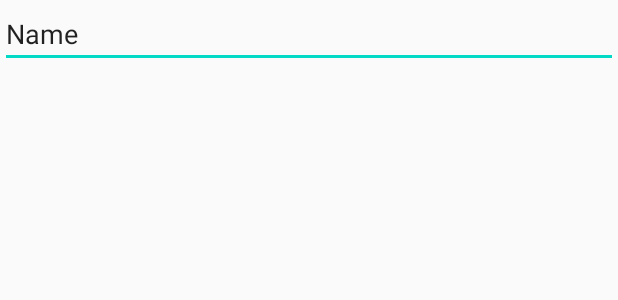
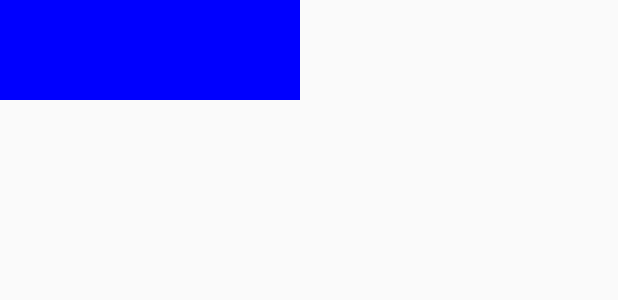
Before and after one commit to jcarter326613/blue-sky-charts, an Android app: the layout activity_main.xml on its own in the app's theme, with its tools: preview values and no code run, on a phone screen of 412 x 824 dp. Shown: the top 300 px of the screen. Run offline under Robolectric (Android 15) with nearby library versions, the phone set to English and light mode, and no system bars.

Commit message:
Still porting

```diff
--- a/vfr-green-app/app/build.gradle
+++ b/vfr-green-app/app/build.gradle
@@ -27,10 +27,10 @@ android {
 dependencies {
     implementation fileTree(dir: "libs", include: ["*.jar"])
     implementation "org.jetbrains.kotlin:kotlin-stdlib:$kotlin_version"
+    implementation 'org.jetbrains.kotlinx:kotlinx-coroutines-core:1.3.7'
     implementation 'androidx.core:core-ktx:1.3.0'
     implementation 'androidx.appcompat:appcompat:1.1.0'
     testImplementation 'junit:junit:4.12'
     androidTestImplementation 'androidx.test.ext:junit:1.1.1'
     androidTestImplementation 'androidx.test.espresso:espresso-core:3.2.0'
-
 }
--- a/vfr-green-app/app/src/main/AndroidManifest.xml
+++ b/vfr-green-app/app/src/main/AndroidManifest.xml
@@ -18,4 +18,5 @@
         </activity>
     </application>
 
+    <uses-permission android:name="android.permission.INTERNET" />
 </manifest>
--- a/vfr-green-app/app/src/main/java/com/blueskycharts/app/MainActivity.kt
+++ b/vfr-green-app/app/src/main/java/com/blueskycharts/app/MainActivity.kt
@@ -8,5 +8,6 @@ class MainActivity : AppCompatActivity() {
     override fun onCreate(savedInstanceState: Bundle?) {
         super.onCreate(savedInstanceState)
         setContentView(R.layout.activity_main)
+
     }
 }
--- a/vfr-green-app/app/src/main/java/com/blueskycharts/app/map/view/NavigableMap2d.kt
+++ b/vfr-green-app/app/src/main/java/com/blueskycharts/app/map/view/NavigableMap2d.kt
@@ -1,107 +1,149 @@
 package com.blueskycharts.app.map.view
 
+import android.content.Context
+import android.graphics.Canvas
+import android.graphics.Color
+import android.graphics.Paint
+import android.graphics.Rect
+import android.net.Uri
+import android.util.AttributeSet
+import android.util.JsonReader
+import android.util.JsonToken
+import android.view.View
+import androidx.annotation.RestrictTo
+import androidx.core.content.res.getStringOrThrow
+import com.blueskycharts.app.R
+import com.blueskycharts.app.coordinates.CoordinateConversion
+import com.blueskycharts.app.coordinates.Point2d
+import com.blueskycharts.app.coordinates.PointGeo
+import com.blueskycharts.app.coordinates.PointWebMercator
+import com.blueskycharts.app.map.models.SubMapModel
 import com.blueskycharts.app.map.resources.TileProvider
+import java.net.URL
+import java.util.*
+import kotlin.concurrent.thread
+import kotlin.math.pow
+import kotlinx.coroutines.*
+import java.io.InputStreamReader
 
-class NavigableMap2d : Map {
+class NavigableMap2d(context: Context, attributes: AttributeSet) : View(context, attributes), Map {
     private val tileProvider: TileProvider;
     private val shadowTileProvider: TileProvider;
-    //private dataProvider: DataProvider;
+    //private val dataProvider: DataProvider;
 
     // Map state variables
     //private context: CanvasRenderingContext2D | null;
-    private mapViews: Collection<SubMapPosition>;
-    private dataOverlayView: SubMapPosition | undefined;
-    private origin2d: PointWebMercator;
-    private mark: PointWebMercator | undefined;
-    private scale: number;
-    private scaleDriver: number;
-    private readonly maxScaleDriver: number;
+    private var mapViews: Collection<SubMapPosition>;
+    private val dataOverlayView: SubMapPosition? = null;
+    private var origin2d: PointWebMercator;
+    private var scale: Double;
+    private var scaleDriver: Float;
+    private val maxScaleDriver: Float = 12F;
 
     // Mouse event variables
-    private isDragging: boolean;
-    private mouseDownClient: Point2d;
-    private mouseDownOrigin2d: Point2d;
-    private touchMoveIdentifier: number;
-    private pinchClientPoint1: Point2d;
-    private pinchClientPoint2: Point2d;
-    private pinchOriginalScale: number;
+    private val isDragging: Boolean;
+    private val mouseDownClient: Point2d;
+    private val mouseDownOrigin2d: Point2d;
+    private val touchMoveIdentifier: Int;
+    private val pinchClientPoint1: Point2d;
+    private val pinchClientPoint2: Point2d;
+    private val pinchOriginalScale: Double;
 
     // html element variables
-    private containerWidth: number;
-    private containerHeight: number;
-    private canvasObjHtml: JQuery<HTMLElement>;
-    private containerDiv: JQuery<HTMLElement>;
+    private var containerWidth: Int;
+    private var containerHeight: Int;
 
-    constructor(elementId: string, mapRoot: string, originLongitude: number | undefined, originLatitude: number | undefined,
-    zoom: number | undefined, markLongitude: number | undefined, markLatitude: number | undefined) {
-
-        // Set all parameterized defaults
-        if ( zoom === undefined ) {
-            this.scaleDriver = 4.25;
-        } else {
-            this.scaleDriver = zoom;
-        }
-        if ( originLongitude !== undefined && originLatitude !== undefined ) {
-            this.origin2d = CoordinateConversion.convertToWebMercator(new PointGeo(originLongitude, originLatitude));
-        } else {
-            this.origin2d = CoordinateConversion.convertToWebMercator(new PointGeo(-98.5795, 39.8283));
-        }
-        if ( markLatitude !== undefined && markLongitude !== undefined ) {
-            if ( zoom === undefined ) {
-                this.scaleDriver = 8;
+    init {
+        val mapRoot: String;
+        context.theme.obtainStyledAttributes(attributes, R.styleable.NavigableMap2d, 0, 0).apply {
+            try {
+                mapRoot = getStringOrThrow(R.styleable.NavigableMap2d_mapRoot)
+                scaleDriver = getFloat(R.styleable.NavigableMap2d_zoom, 4.25F);
+                val originLongitude = getFloat(R.styleable.NavigableMap2d_originLongitude, -98.5795F)
+                val originLatitude = getFloat(R.styleable.NavigableMap2d_originLongitude, 39.8283F)
+                origin2d = CoordinateConversion.convertToWebMercator(PointGeo(originLongitude.toDouble(), originLatitude.toDouble()));
+            } finally {
+                recycle()
             }
-            this.origin2d = CoordinateConversion.convertToWebMercator(new PointGeo(markLongitude, markLatitude));
-            this.mark = this.origin2d;
         }
 
         // Set all constant and derived defaults
-        this.tileProvider = new TileProvider(`${mapRoot}/sectional`);
-        this.shadowTileProvider = new TileProvider(`${mapRoot}/world-shadow`);
-        this.dataProvider = new DataProvider();
-        this.maxScaleDriver = 12;
+        this.tileProvider = TileProvider("${mapRoot}/sectional");
+        this.shadowTileProvider = TileProvider("${mapRoot}/world-shadow");
+        /*
+        this.dataProvider = DataProvider();
+         */
         if ( this.scaleDriver > this.maxScaleDriver ) {
             this.scaleDriver = this.maxScaleDriver;
         } else if (this.scaleDriver < 0) {
-            this.scaleDriver = 0;
+            this.scaleDriver = 0.0F;
         }
-        this.scale = 0;
+        this.scale = 0.0;
         this.updateScale();
         this.containerWidth = 0;
         this.containerHeight = 0;
 
-        this.mouseDownClient = new Point2d();
-        this.mouseDownOrigin2d = new Point2d();
+        this.mouseDownClient = Point2d();
+        this.mouseDownOrigin2d = Point2d();
         this.touchMoveIdentifier = 0;
 
-        this.mapViews = new Array<SubMapPosition>();
+        this.mapViews = LinkedList<SubMapPosition>();
         this.isDragging = false;
-        this.pinchClientPoint1 = new Point2d();
-        this.pinchClientPoint2 = new Point2d();
-        this.pinchOriginalScale = 0;
+        this.pinchClientPoint1 = Point2d();
+        this.pinchClientPoint2 = Point2d();
+        this.pinchOriginalScale = 0.0;
 
-        // Identify and store the html comtainer for this control
-        let jQueryElement = $("#" + elementId);
-        if (jQueryElement.length != 1) {
-            throw new Error("Must specify a unique html element id to place the map in.");
+        // Startup the map
+        this.setSize();
+
+        /*
+        this.addEventListeners();
+         */
+        this.retrieveConfiguration(URL("${mapRoot}/metadata.json"));
+    }
+
+    private fun updateScale() {
+        this.scale = 1 / (2.0.pow(this.scaleDriver.toDouble()));
+    }
+
+    private fun setSize() {
+        this.containerWidth = width;
+        this.containerHeight = height;
+    }
+
+    private fun retrieveConfiguration(mapConfigurationFile: URL) {
+        GlobalScope.launch {
+            try {
+                //val configText = mapConfigurationFile.readText();
+                val reader = JsonReader(InputStreamReader(mapConfigurationFile.openStream()));
+                val mapPositions = SubMapModel.readFromJsonReader(reader);
+            } catch (e: Throwable) {
+                print(e.message);
+            }
         }
-        this.containerDiv = jQueryElement;
+        /*
+        $.getJSON(mapConfigurationFile,
+        function(data: Record<string, SubMapModel>) {
+            thisObj.initializeMapModel(data);
+            thisObj.render();
+        });
 
-        // Create a debug text div
+         */
+    }
+
+    override fun requestRedraw() {
         /*
-        this.debugDiv = $(document.createElement("div"));
-        this.debugDiv.attr("style", "font-size: 14px;")
-        this.containerDiv.append(this.debugDiv);
-        */
+        requestAnimationFrame(() => {
+            this.render();
+        });
+         */
+    }
 
-        // Create canvas object and place it in the div
-        let canvasObj = document.createElement("canvas");
-        this.canvasObjHtml = $(canvasObj);
-        this.setSize();
-        this.containerDiv.append(this.canvasObjHtml);
-        this.context = canvasObj.getContext("2d");
-
-        this.addEventListeners();
-        this.render();
-        this.retrieveConfiguration(`${mapRoot}/metadata.json`);
+    override fun onDraw(canvas: Canvas?) {
+        super.onDraw(canvas)
+        val paint = Paint()
+        val color = Color.BLUE
+        paint.color = color
+        canvas?.drawRect(Rect(0, 0, 300, 100), paint)
     }
 }
--- a/vfr-green-app/app/src/main/java/com/blueskycharts/app/map/view/SubMapView.kt
+++ b/vfr-green-app/app/src/main/java/com/blueskycharts/app/map/view/SubMapView.kt
@@ -32,7 +32,7 @@ interface SubMapView {
      * @param region The region in relation to the original width and height
      * @param scale All aspects of the region are multiplied by this value
      */
-    fun render(context: CanvasRenderingContext2D, region: Box2d, scale: Float);
+    fun render(context: Any, region: Box2d, scale: Float);
 
     /**
      * Prevents any further drawing from this view
--- a/vfr-green-app/app/src/main/res/layout/activity_main.xml
+++ b/vfr-green-app/app/src/main/res/layout/activity_main.xml
@@ -1,19 +1,15 @@
 <?xml version="1.0" encoding="utf-8"?>
 <LinearLayout xmlns:android="http://schemas.android.com/apk/res/android"
-    android:orientation="vertical" android:layout_width="match_parent"
+    xmlns:app="http://schemas.android.com/apk/res-auto"
+    android:orientation="vertical"
+    android:layout_width="match_parent"
     android:layout_height="match_parent">
 
-    <EditText
-        android:id="@+id/editTextTextPersonName"
+    <com.blueskycharts.app.map.view.NavigableMap2d
         android:layout_width="match_parent"
-        android:layout_height="wrap_content"
-        android:ems="10"
-        android:inputType="textPersonName"
-        android:text="Name" />
-
-    <View
-        android:id="@+id/mapView"
-        android:layout_width="match_parent"
-        android:layout_height="match_parent" />
+        android:layout_height="match_parent"
+        app:mapRoot="https://blueskycharts.com/maps/world-vfr"
+        app:zoom="8"
+        />
 
 </LinearLayout>
```
Also changed, not shown: vfr-green-app/app/src/main/java/com/blueskycharts/app/map/models/SubMapModel.kt (+22 -0 lines), vfr-green-app/app/src/main/res/values/attrs.xml (added, +8 -0 lines).
